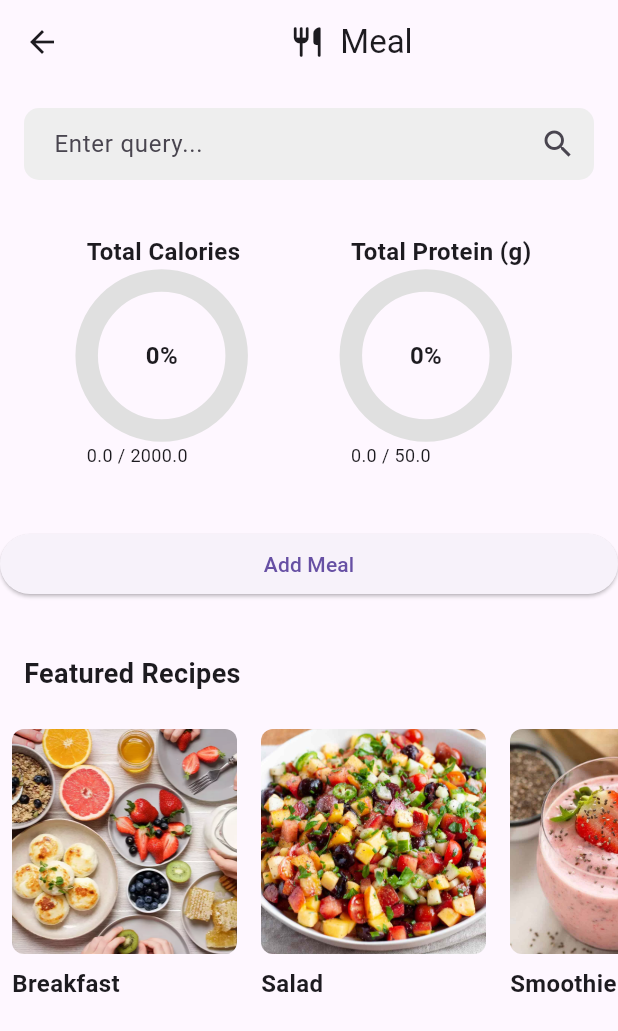
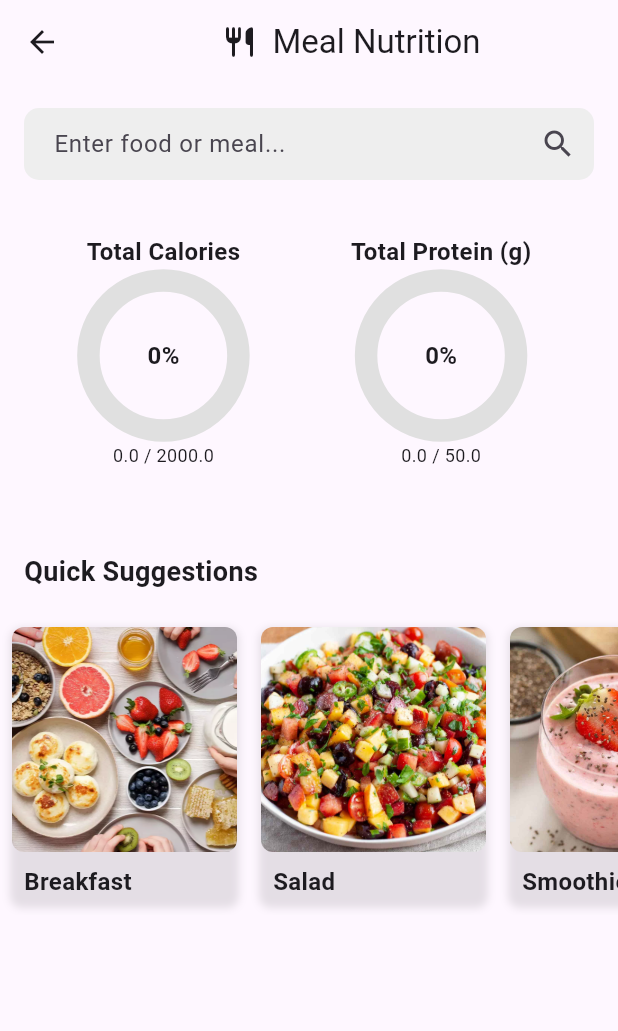
Before and after one commit to joelwanjohi/fitness-app, a Flutter app: the MealPage screen opened directly, on a phone screen of 412 x 824 dp. Shown: the top 1031 px of the screen. Run offline on Flutter 3.47's test engine with Material 3 defaults, Android fonts, the light colour scheme and no system bars; our stand-ins replace cloud_firestore, firebase_auth, firebase_core, flutter_dotenv, image_picker, table_calendar; accounts and stored records are empty; project files that could hold a hidden picture were left out.

Commit message:
ai intergration

```diff
--- a/lib/main.dart
+++ b/lib/main.dart
@@ -4,11 +4,15 @@ import 'package:fitness_app/onboarding_screen.dart';
 import 'package:fitness_app/progress_tracking_provider.dart';
 import 'package:flutter/material.dart';
 import 'package:provider/provider.dart';
+import 'package:flutter_dotenv/flutter_dotenv.dart';
 
-void main()async {
+void main() async {
   WidgetsFlutterBinding.ensureInitialized();
 
-  // 👇 Initialize Firebase with generated options
+
+  await dotenv.load(fileName: ".env");
+
+
   await Firebase.initializeApp(
     options: DefaultFirebaseOptions.currentPlatform,
   );
--- a/lib/meal.dart
+++ b/lib/meal.dart
@@ -1,16 +1,13 @@
 class Recipe {
   final String name;
-  final num calories;
-  final num serving_size_g;
-  final num fat_total_g;
-  final num fat_saturated_g;
-  final num protein_g;
-  final num sodium_mg;
-  final num potassium_mg;
-  final num cholesterol_mg;
-  final num carbohydrates_total_g;
-  final num fiber_g;
-  final num sugar_g;
+  final double calories;
+  final double serving_size_g;
+  final double fat_total_g;
+  final double fat_saturated_g;
+  final double protein_g;
+  final double sodium_mg;
+  final double potassium_mg;
+  final double sugar_g;
 
   Recipe({
     required this.name,
@@ -21,35 +18,35 @@ class Recipe {
     required this.protein_g,
     required this.sodium_mg,
     required this.potassium_mg,
-    required this.cholesterol_mg,
-    required this.carbohydrates_total_g,
-    required this.fiber_g,
     required this.sugar_g,
   });
 
   factory Recipe.fromJson(Map<String, dynamic> json) {
     return Recipe(
-      name: json['name'] as String,
-      calories: json['calories'],
-      serving_size_g: json['serving_size_g'],
-      fat_total_g: json['fat_total_g'],
-      fat_saturated_g: json['fat_saturated_g'],
-      protein_g: json['protein_g'],
-      sodium_mg: json['sodium_mg'],
-      potassium_mg: json['potassium_mg'],
-      cholesterol_mg: json['cholesterol_mg'],
-      carbohydrates_total_g: json['carbohydrates_total_g'],
-      fiber_g: json['fiber_g'],
-      sugar_g: json['sugar_g'],
+      name: json['name'] ?? 'Unknown Food',
+      calories: _parseDoubleOrZero(json['calories']),
+      serving_size_g: _parseDoubleOrZero(json['serving_size_g']),
+      fat_total_g: _parseDoubleOrZero(json['fat_total_g']),
+      fat_saturated_g: _parseDoubleOrZero(json['fat_saturated_g']),
+      protein_g: _parseDoubleOrZero(json['protein_g']),
+      sodium_mg: _parseDoubleOrZero(json['sodium_mg']),
+      potassium_mg: _parseDoubleOrZero(json['potassium_mg']),
+      sugar_g: _parseDoubleOrZero(json['sugar_g']),
     );
   }
 
-
-
-
-List<Recipe> recipesFromSnapshot(List snapshot) {
-    return snapshot.map((data) {
-      return Recipe.fromJson(data);
-    }).toList();
+  // Helper method to safely parse doubles
+  static double _parseDoubleOrZero(dynamic value) {
+    if (value == null) return 0.0;
+    if (value is double) return value;
+    if (value is int) return value.toDouble();
+    if (value is String) {
+      try {
+        return double.parse(value);
+      } catch (_) {
+        return 0.0;
+      }
+    }
+    return 0.0;
   }
 }
--- a/lib/meal_page.dart
+++ b/lib/meal_page.dart
@@ -1,4 +1,5 @@
 import 'package:flutter/material.dart';
+import 'package:flutter_dotenv/flutter_dotenv.dart';
 import 'meal_card.dart';
 import 'meal.dart';
 import 'meal.api.dart';
@@ -15,24 +16,69 @@ class _MealPageState extends State<MealPage> {
   Recipe? _recipe;
   double _totalCalories = 0.0;
   double _totalProtein = 0.0;
+  bool _isLoading = false;
+  String? _errorMessage;
+
+  @override
+  void initState() {
+    super.initState();
+    // Check if API key is available
+    final apiKey = dotenv.env['GEMINI_API_KEY'];
+    if (apiKey == null || apiKey.isEmpty) {
+      _errorMessage = 'GEMINI_API_KEY not found in .env file';
+    }
+  }
 
   void _search(String query) async {
+    if (query.isEmpty) {
+      setState(() {
+        _errorMessage = 'Please enter a food item';
+      });
+      return;
+    }
+
+    setState(() {
+      _isLoading = true;
+      _errorMessage = null;
+    });
+
     try {
       final Map<String, dynamic> nutritionData = await MealApi.fetchNutritionInfo(query);
       setState(() {
         _recipe = Recipe.fromJson(nutritionData);
+        _isLoading = false;
       });
     } catch (e) {
       print('Error fetching nutrition info: $e');
-      // Handle error, e.g., display an error message to the user
+      setState(() {
+        _errorMessage = 'Failed to get nutrition data: ${e.toString()}';
+        _isLoading = false;
+      });
     }
   }
 
-  void _addCaloriesAndProtein(double calories, double protein) {
+  void _addCurrentMeal() {
+    if (_recipe == null) {
+      ScaffoldMessenger.of(context).showSnackBar(
+        SnackBar(
+          content: Text('Search for a meal first'),
+          backgroundColor: Colors.orange,
+        ),
+      );
+      return;
+    }
+
     setState(() {
-      _totalCalories += calories;
-      _totalProtein += protein;
+      _totalCalories += _recipe!.calories;
+      _totalProtein += _recipe!.protein_g;
     });
+
+    ScaffoldMessenger.of(context).showSnackBar(
+      SnackBar(
+        content: Text('${_recipe!.name} added to your meal plan'),
+        backgroundColor: Colors.green,
+      ),
+    );
   }
 
   @override
@@ -44,7 +90,7 @@ class _MealPageState extends State<MealPage> {
           children: [
             Icon(Icons.restaurant_rounded),
             SizedBox(width: 10),
-            Text('Meal'),
+            Text('Meal Nutrition'),
           ],
         ),
       ),
@@ -52,28 +98,67 @@ class _MealPageState extends State<MealPage> {
         child: Column(
           crossAxisAlignment: CrossAxisAlignment.stretch,
           children: [
+            // API key error message
+            if (_errorMessage != null && _errorMessage!.contains('API_KEY'))
+              Container(
+                margin: EdgeInsets.all(16),
+                padding: EdgeInsets.all(12),
+                decoration: BoxDecoration(
+                  color: Colors.red.shade100,
+                  borderRadius: BorderRadius.circular(8),
+                ),
+                child: Text(
+                  _errorMessage!,
+                  style: TextStyle(color: Colors.red.shade900),
+                ),
+              ),
+
+            // Search bar
             Padding(
               padding: EdgeInsets.all(16.0),
               child: TextField(
                 controller: _searchController,
                 decoration: InputDecoration(
-                  hintText: 'Enter query...',
-                  suffixIcon: IconButton(
+                  hintText: 'Enter food or meal...',
+                  suffixIcon: _isLoading
+                      ? Padding(
+                          padding: EdgeInsets.all(10),
+                          child: CircularProgressIndicator(strokeWidth: 2),
+                        )
+                      : IconButton(
                           icon: Icon(Icons.search),
                           onPressed: () => _search(_searchController.text),
                         ),
                   filled: true,
-                  fillColor: Colors.grey[200], // Background color of the search bar
+                  fillColor: Colors.grey[200],
                   border: OutlineInputBorder(
                     borderRadius: BorderRadius.circular(10.0),
-                    borderSide: BorderSide.none, // No border
+                    borderSide: BorderSide.none,
                   ),
-                  contentPadding: EdgeInsets.symmetric(horizontal: 16.0), // Padding inside the search bar
+                  contentPadding: EdgeInsets.symmetric(horizontal: 16.0),
                 ),
                 onSubmitted: _search,
               ),
             ),
+
+            // Search error message
+            if (_errorMessage != null && !_errorMessage!.contains('API_KEY'))
+              Container(
+                margin: EdgeInsets.symmetric(horizontal: 16),
+                padding: EdgeInsets.all(12),
+                decoration: BoxDecoration(
+                  color: Colors.orange.shade100,
+                  borderRadius: BorderRadius.circular(8),
+                ),
+                child: Text(
+                  _errorMessage!,
+                  style: TextStyle(color: Colors.orange.shade900),
+                ),
+              ),
+
             SizedBox(height: 20),
+
+            // Progress indicators for calories and protein
             Row(
               mainAxisAlignment: MainAxisAlignment.spaceEvenly,
               children: [
@@ -81,21 +166,33 @@ class _MealPageState extends State<MealPage> {
                 _buildCircularProgressBar('Total Protein (g)', _totalProtein, 50),
               ],
             ),
+
             SizedBox(height: 20),
-            if (_recipe != null)
-              RecipeCard(
-                // Pass recipe details as parameters
-                recipe: _recipe!,
+
+            // Recipe card if available
+            if (_recipe != null) ...[
+              RecipeCard(recipe: _recipe!),
+              SizedBox(height: 20),
+              Padding(
+                padding: EdgeInsets.symmetric(horizontal: 32),
+                child: ElevatedButton(
+                  onPressed: _addCurrentMeal,
+                  style: ElevatedButton.styleFrom(
+                    padding: EdgeInsets.symmetric(vertical: 12),
+                    backgroundColor: Colors.green,
                   ),
+                  child: Text(
+                    'Add to Meal Plan',
+                    style: TextStyle(fontSize: 16),
+                  ),
+                ),
+              ),
+            ],
+
             SizedBox(height: 20),
-            ElevatedButton(
-              onPressed: () {
-                _addCaloriesAndProtein(100.0, 10.0); // Example values, you can adjust them as needed
-              },
-              child: Text('Add Meal'),
-            ),
-            SizedBox(height: 20),
-            _buildRecipeList(), // Display list of recipes
+
+            // Featured recipes section
+            _buildRecipeList(),
           ],
         ),
       ),
@@ -103,15 +200,20 @@ class _MealPageState extends State<MealPage> {
   }
 
   Widget _buildCircularProgressBar(String label, double value, double max) {
-    double progress = value / max;
+    double progress = (value / max).clamp(0.0, 1.0);
+    Color progressColor = progress < 0.5
+        ? Colors.green
+        : (progress < 0.75 ? Colors.orange : Colors.red);
+
     return Padding(
       padding: EdgeInsets.symmetric(horizontal: 16.0),
       child: Column(
-        crossAxisAlignment: CrossAxisAlignment.start,
+        crossAxisAlignment: CrossAxisAlignment.center,
         children: [
           Text(
             label,
             style: TextStyle(fontSize: 16, fontWeight: FontWeight.bold),
+            textAlign: TextAlign.center,
           ),
           SizedBox(height: 8),
           Stack(
@@ -123,7 +225,7 @@ class _MealPageState extends State<MealPage> {
                 child: CircularProgressIndicator(
                   value: progress,
                   backgroundColor: Colors.grey[300],
-                  valueColor: AlwaysStoppedAnimation<Color>(Colors.lightGreenAccent),
+                  valueColor: AlwaysStoppedAnimation<Color>(progressColor),
                   strokeWidth: 15,
                 ),
               ),
@@ -135,7 +237,7 @@ class _MealPageState extends State<MealPage> {
           ),
           SizedBox(height: 8),
           Text(
-            '$value / $max',
+            '${value.toStringAsFixed(1)} / $max',
             style: TextStyle(fontSize: 12),
           ),
         ],
@@ -144,44 +246,63 @@ class _MealPageState extends State<MealPage> {
   }
 
   Widget _buildRecipeList() {
+    final List<Map<String, String>> suggestedMeals = [
+      {'name': 'Breakfast', 'image': 'assets/images/breakfast.png', 'query': 'Oatmeal with fruit'},
+      {'name': 'Salad', 'image': 'assets/images/salad.png', 'query': 'Kale salad with chicken'},
+      {'name': 'Smoothie', 'image': 'assets/images/smoothie.png', 'query': 'Banana protein smoothie'},
+      {'name': 'Lunch', 'image': 'assets/images/lunch.png', 'query': 'Brown rice with vegetables'},
+      {'name': 'Dinner', 'image': 'assets/images/dinner.png', 'query': 'Grilled salmon with vegetables'},
+    ];
+
     return Column(
       crossAxisAlignment: CrossAxisAlignment.start,
       children: [
         Padding(
           padding: const EdgeInsets.all(16.0),
           child: Text(
-            'Featured Recipes',
+            'Quick Suggestions',
             style: TextStyle(fontSize: 18, fontWeight: FontWeight.bold),
           ),
         ),
         SizedBox(
-          height: 200, // Adjust the height as needed
-          child: ListView(
+          height: 200,
+          child: ListView.builder(
             scrollDirection: Axis.horizontal,
-            children: [
-              _buildRecipeItem(
-                'Breakfast',
-                'assets/images/breakfast.png',
-              ),
-              _buildRecipeItem(
-                'Salad',
-                'assets/images/salad.png',
-              ),
-              _buildRecipeItem(
-                'Smoothie',
-                'assets/images/smoothie.png',
-              ),
-              // Add more recipe items as needed
-            ],
+            itemCount: suggestedMeals.length,
+            itemBuilder: (context, index) {
+              final meal = suggestedMeals[index];
+              return _buildRecipeItem(
+                meal['name'] ?? 'Meal',
+                meal['image'] ?? 'assets/images/breakfast.png',
+                onTap: () {
+                  _searchController.text = meal['query'] ?? '';
+                  _search(_searchController.text);
+                },
+              );
+            },
           ),
         ),
       ],
     );
   }
 
-  Widget _buildRecipeItem(String name, String imagePath) {
-    return Padding(
-      padding: const EdgeInsets.all(8.0),
+  Widget _buildRecipeItem(String name, String imagePath, {required VoidCallback onTap}) {
+    return GestureDetector(
+      onTap: onTap,
+      child: Container(
+        width: 150,
+        margin: const EdgeInsets.all(8.0),
+        decoration: BoxDecoration(
+          borderRadius: BorderRadius.circular(8.0),
+          boxShadow: [
+            BoxShadow(
+              color: Colors.black.withOpacity(0.1),
+              spreadRadius: 1,
+              blurRadius: 4,
+              offset: Offset(0, 2),
+            ),
+          ],
+        ),
         child: Column(
           crossAxisAlignment: CrossAxisAlignment.start,
           children: [
@@ -192,14 +313,24 @@ class _MealPageState extends State<MealPage> {
                 width: 150,
                 height: 150,
                 fit: BoxFit.cover,
+                errorBuilder: (context, error, stackTrace) => Container(
+                  width: 150,
+                  height: 150,
+                  color: Colors.grey[300],
+                  child: Icon(Icons.restaurant, size: 50, color: Colors.grey[600]),
+                ),
               ),
             ),
             SizedBox(height: 8),
-          Text(
+            Padding(
+              padding: EdgeInsets.symmetric(horizontal: 8.0),
+              child: Text(
                 name,
                 style: TextStyle(fontSize: 16, fontWeight: FontWeight.bold),
               ),
+            ),
           ],
+        ),
       ),
     );
   }
```
Lines whose indentation alone changed are shown as unchanged.
